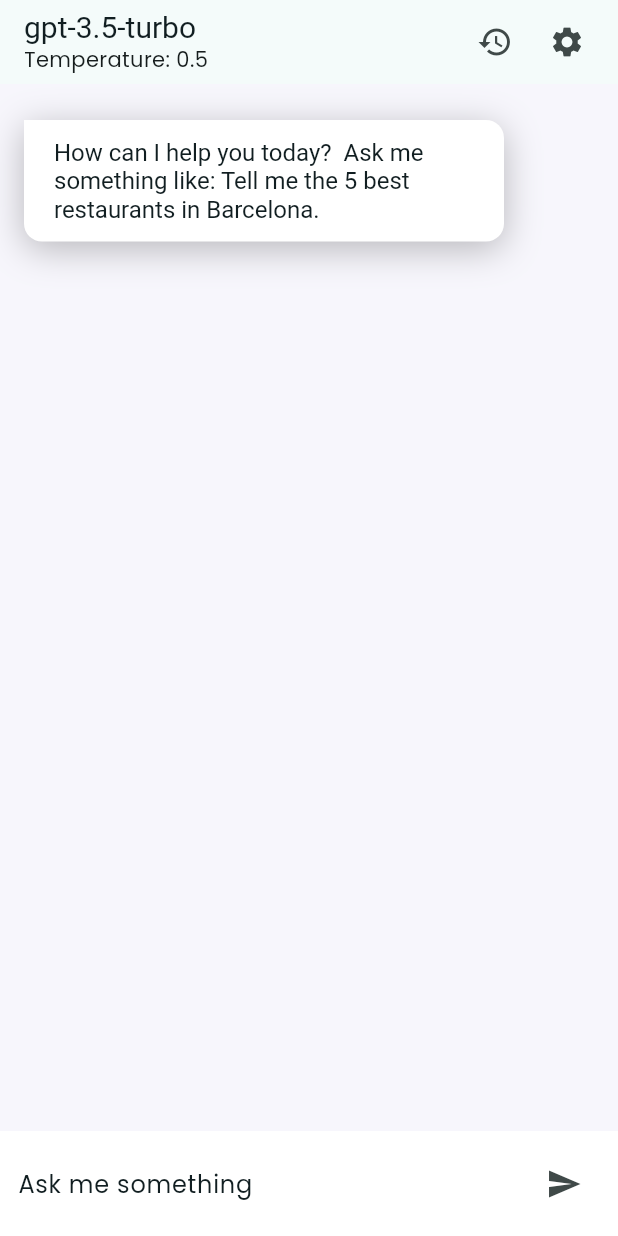
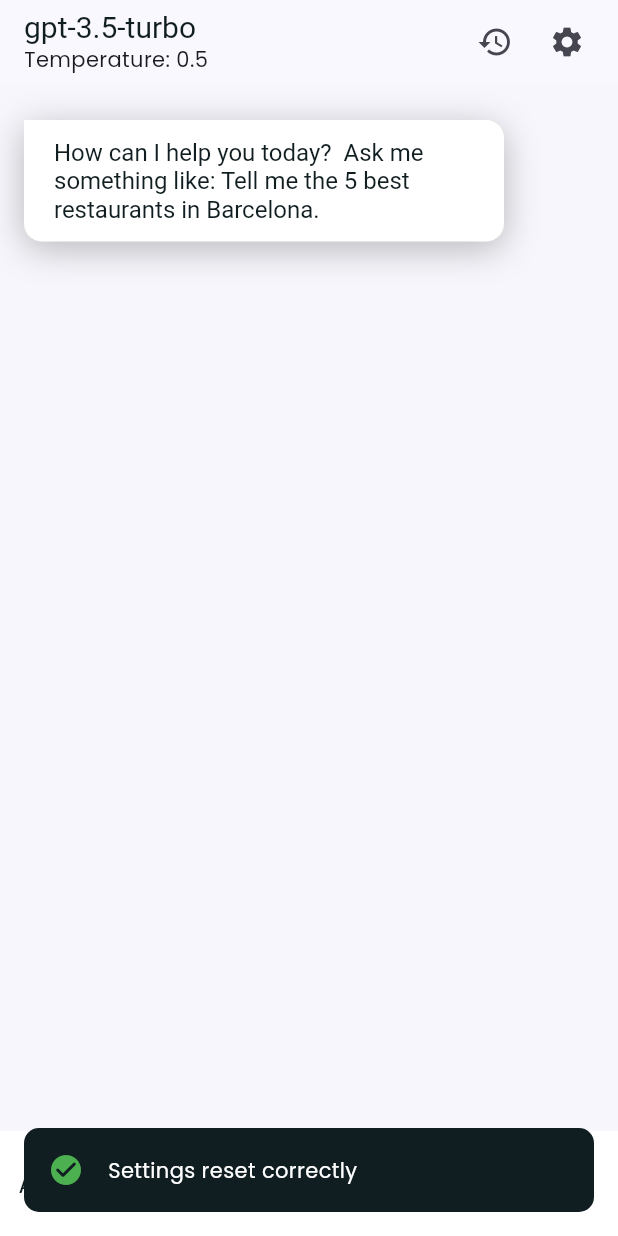
Before and after one commit to mpdevelopment39/flutter-openai-chat, a Flutter app: the screen it shows after launch, after a tap on the "restore" icon, on a phone screen of 412 x 824 dp. Run offline on Flutter 3.47's test engine with Material 3 defaults, Android fonts, the phone set to English and light mode, and no system bars; drawn by our look-alikes of animated_text_kit; our stand-ins replace animate_do, device_preview, dio, flutter_dotenv, flutter_riverpod, freezed_annotation and 4 more; missing offline and left inert: wheel_slider.

Commit message:
style: added snackbars

```diff
--- a/lib/app/injector.dart
+++ b/lib/app/injector.dart
@@ -1,6 +1,9 @@
 import 'package:flutter_openai_chat/app/helpers.dart';
+import 'package:flutter_openai_chat/data/repositories/chat_repository_impl.dart';
+import 'package:flutter_openai_chat/domain/repositories/chat_repository.dart';
 import 'package:flutter_openai_chat/ui/ui_utils.dart';
 import 'package:get_it/get_it.dart';
+import '../domain/usecases/get_ai_generated_response_usecase.dart';
 import 'dio_chat.dart';
 
 //* Clase para gestionar la inyección de dependencias del proyecto
@@ -12,8 +15,9 @@ class Injector {
     injector.registerSingleton<DioChat>(DioChat());
     injector.registerLazySingleton<Helpers>(() => Helpers());
     injector.registerLazySingleton<UiUtils>(() => UiUtils());
-    //* MANAGERS
-
+    //* USECASES
+    injector.registerLazySingleton<GetAIGeneratedResponseUseCase>(() => GetAIGeneratedResponseUseCase());
     //* REPOSITORIES
+    injector.registerLazySingleton<ChatRepository>(() => ChatRepositoryImpl());
   }
 }
--- a/lib/app/theme.dart
+++ b/lib/app/theme.dart
@@ -5,15 +5,15 @@ class AppTheme {
   //* Theme material
   static ThemeData materialTheme = ThemeData(
     useMaterial3: true,
-    colorScheme: ColorScheme.fromSeed(seedColor: const Color(0xFFBDFFFF)),
+    colorScheme: ColorScheme.fromSeed(seedColor: colorBlue),
     fontFamily: 'Poppins',
+    bottomSheetTheme: const BottomSheetThemeData(backgroundColor: colorWhite),
     appBarTheme: const AppBarTheme(
       titleTextStyle: TextStyle(fontSize: 20,color: colorBlack)
     )
   );
 
   //* Colors
-  static ColorScheme colorScheme = materialTheme.colorScheme;
   static const Color colorWhite = Color(0xFFFFFFFF);
   static const Color colorBlack = Color(0xFF111E21);
   static const Color colorBlackLight = Colors.black26;
@@ -21,4 +21,6 @@ class AppTheme {
   static const Color colorBlue = Color.fromRGBO(106, 139, 244, 1);
   static const Color colorBackground = Color.fromRGBO(247, 246, 252, 1);
   static const Color colorOrangeLight = Color.fromARGB(255, 234, 230, 204);
+  static const Color colorRed = Colors.red;
+  static const Color colorGreen = Colors.green;
 }
--- a/lib/domain/usecases/get_ai_generated_response_usecase.dart
+++ b/lib/domain/usecases/get_ai_generated_response_usecase.dart
@@ -11,7 +11,7 @@ class GetAIGeneratedResponseUseCase {
 
   Future<Response> call(String model,double temperature,List<Message> messages) async {
     try{
-      return _chatRepository.getAIGeneratedResponse(model,temperature,messages);
+      return await _chatRepository.getAIGeneratedResponse(model,temperature,messages);
     }catch(_){
       throw Exception();
     }
--- a/lib/ui/notifiers/settings_notifier.dart
+++ b/lib/ui/notifiers/settings_notifier.dart
@@ -1,6 +1,10 @@
+import 'package:dio/dio.dart';
+import 'package:flutter_openai_chat/domain/models/message.dart';
+import 'package:flutter_openai_chat/domain/usecases/get_ai_generated_response_usecase.dart';
 import 'package:flutter_openai_chat/ui/widgets/message_widget.dart';
 import 'package:flutter_riverpod/flutter_riverpod.dart';
 
+import '../../app/injector.dart';
 import '../states/settings_state.dart';
 
 class SettingsNotifier extends StateNotifier<SettingsState> {
@@ -8,10 +12,14 @@ class SettingsNotifier extends StateNotifier<SettingsState> {
 
   SettingsNotifier(this.ref) : super(const SettingsState());
 
-  Future<void> resetSettings() async {
-    state = const SettingsState();
+  GetAIGeneratedResponseUseCase getAIGeneratedResponseUseCase = injector<GetAIGeneratedResponseUseCase>();
+
+  Future<bool> resetSettings() async {
+    try{
+      state = const SettingsState();
+      return true;
+    }catch(_){ return false;}
   }
-
 
   Future<void> updateModel(String modelSelected) async {
     SettingsState userSettings = state;
@@ -33,8 +41,28 @@ class SettingsNotifier extends StateNotifier<SettingsState> {
     if(index != -1){
       allMessages.removeAt(index);
     }
-    allMessages.add(newMessage);
-    state = userSettings.copyWith(messages: allMessages);
+    if(newMessage.userType == UserType.assistant){
+      allMessages.add(newMessage);
+      state = userSettings.copyWith(messages: allMessages);
+    }else{
+      allMessages.add(newMessage);
+      state = userSettings.copyWith(messages: allMessages);
+      allMessages.add(const MessageWidget(text: '', userType: UserType.assistant,isWriting: true));
+      Response response = await getAIGeneratedResponseUseCase(state.model,state.temperature,_getMessages());
+      print("MIGUEL RESPONSE $response");
+    }
+  }
+
+  List<Message> _getMessages(){
+    List<Message> messages = [];
+    for (MessageWidget m in state.messages) {
+      messages.add(
+        Message(
+          role: m.userType == UserType.assistant ? 'assistant' : 'user',
+          content: m.text)
+        );
+    }
+    return messages;
   }
 
 }
--- a/lib/ui/pages/chat_page.dart
+++ b/lib/ui/pages/chat_page.dart
@@ -1,3 +1,5 @@
+// ignore_for_file: use_build_context_synchronously
+
 import 'package:flutter/material.dart';
 import 'package:flutter_openai_chat/app/constants.dart';
 import 'package:flutter_openai_chat/app/injector.dart';
@@ -114,8 +116,18 @@ class _ChatPageState extends ConsumerState<ChatPage> {
     );
   }
 
-  void _resetAction(){
-    ref.read(settingsProvider.notifier).resetSettings();
+  void _resetAction() async {
+    if(await ref.read(settingsProvider.notifier).resetSettings()){
+      injector<UiUtils>().showSnackBar(
+        context: context,
+        icon: const Icon(Icons.check_circle_rounded,color: AppTheme.colorGreen),
+        text: 'Settings reset correctly');
+    }else{
+      injector<UiUtils>().showSnackBar(
+        context: context,
+        icon: const Icon(Icons.warning_rounded,color: AppTheme.colorRed),
+        text: 'Settings reset failed');
+    }
     Future.delayed(const Duration(milliseconds: 100)).then((value) {
       _insertStartMessage();
     });
--- a/lib/ui/ui_utils.dart
+++ b/lib/ui/ui_utils.dart
@@ -1,14 +1,15 @@
 import 'package:flutter/material.dart';
 import 'package:flutter_openai_chat/app/theme.dart';
+import 'package:flutter_openai_chat/ui/widgets/custom_snackbar.dart';
 import 'package:flutter_openai_chat/ui/widgets/custom_wheeler.dart';
 import 'package:flutter_openai_chat/ui/widgets/modal_options.dart';
+import 'package:top_snackbar_flutter/top_snack_bar.dart';
 
 class UiUtils {
 
   void showModalBottomWithOptions({required BuildContext context,required String title,required List<OptionModal> listOptions}) {
     showModalBottomSheet(
       elevation: 3,
-      backgroundColor: AppTheme.colorBackground,
       shape: const RoundedRectangleBorder(borderRadius: BorderRadius.vertical(top: Radius.circular(24))),
       isDismissible: true,
       enableDrag: false,
@@ -32,4 +33,12 @@ class UiUtils {
       builder: (_) => CustomWheleer(title: title,elements: elements,saveAction: saveAction));
   }
 
+  void showSnackBar({required BuildContext context,required Icon icon,required String text,SnackBarPosition snackBarPosition = SnackBarPosition.bottom}) {
+    showTopSnackBar(
+      Overlay.of(context),
+      CustomSnackbar(icon: icon, text: text),
+      snackBarPosition: snackBarPosition
+    );
+  }
+
 }
--- /dev/null
+++ b/lib/ui/widgets/custom_snackbar.dart
@@ -0,0 +1,42 @@
+import 'package:flutter/material.dart';
+import 'package:flutter_openai_chat/app/theme.dart';
+
+
+class CustomSnackbar extends StatelessWidget {
+  final String text;
+  final Icon icon;
+
+  const CustomSnackbar({Key? key, required this.text, required this.icon}) : super(key: key);
+
+  @override
+  Widget build(BuildContext context) {
+    return ClipRRect(
+      borderRadius: BorderRadius.circular(10),
+      child: Material(
+        child: Container(
+          padding: const EdgeInsets.all(16),
+          decoration: const BoxDecoration(
+              color: AppTheme.colorBlack),
+          child: Row(
+            mainAxisAlignment: MainAxisAlignment.spaceBetween,
+            mainAxisSize: MainAxisSize.max,
+            children: [
+              SizedBox(
+                height: 24,
+                width: 24,
+                child: icon,
+              ),
+              const SizedBox(width: 16),
+              Expanded(
+                child: Text(
+                  text,
+                  style: const TextStyle(color: AppTheme.colorWhite,fontSize: 14),
+                  textAlign: TextAlign.left,
+                )),
+            ],
+          ),
+        ),
+      ),
+    );
+  }
+}
```
